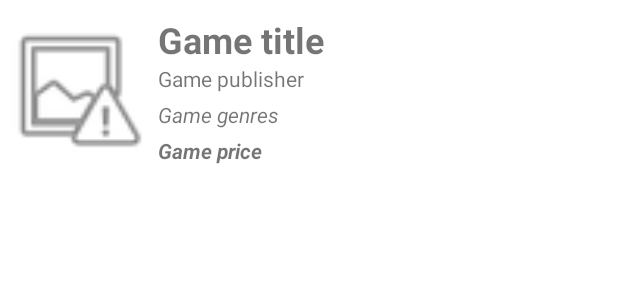
After one commit to LZ-Software/MobileShop, an Android app: the layout game_list_item.xml on its own in the app's theme, with its tools: preview values and no code run, on a phone screen of 412 x 824 dp. The commit adds this screen. Shown: the top 300 px of the screen. Run offline under Robolectric (Android 15) with nearby library versions, the light colour scheme and no system bars.

Commit message:
[Android] Games List

```diff
--- a/MobileShopAndroid/app/src/main/java/com/lz/mobileshop/MenuActivity.java
+++ b/MobileShopAndroid/app/src/main/java/com/lz/mobileshop/MenuActivity.java
@@ -1,8 +1,6 @@
 package com.lz.mobileshop;
 
-import android.annotation.SuppressLint;
 import android.app.Activity;
-import android.content.Context;
 import android.content.SharedPreferences;
 import android.graphics.Bitmap;
 import android.graphics.BitmapFactory;
--- /dev/null
+++ b/MobileShopAndroid/app/src/main/res/layout/game_list_item.xml
@@ -0,0 +1,87 @@
+<?xml version="1.0" encoding="utf-8"?>
+<androidx.constraintlayout.widget.ConstraintLayout xmlns:android="http://schemas.android.com/apk/res/android"
+    xmlns:app="http://schemas.android.com/apk/res-auto"
+    xmlns:tools="http://schemas.android.com/tools"
+    android:layout_width="match_parent"
+    android:layout_height="wrap_content"
+    android:paddingTop="10dp">
+
+    <LinearLayout
+        android:layout_width="match_parent"
+        android:layout_height="wrap_content"
+        android:orientation="horizontal">
+
+        <FrameLayout
+            android:layout_width="wrap_content"
+            android:layout_height="wrap_content">
+
+            <LinearLayout
+                android:layout_width="wrap_content"
+                android:layout_height="match_parent"
+                android:layout_weight="1"
+                android:orientation="vertical">
+
+                <ImageView
+                    android:id="@+id/shop_item_game_image"
+                    android:layout_width="100dp"
+                    android:layout_height="100dp"
+                    app:srcCompat="@android:drawable/ic_menu_report_image" />
+
+            </LinearLayout>
+
+        </FrameLayout>
+
+        <FrameLayout
+            android:layout_width="match_parent"
+            android:layout_height="match_parent"
+            android:paddingLeft="5dp">
+
+            <LinearLayout
+                android:layout_width="match_parent"
+                android:layout_height="match_parent"
+                android:layout_weight="1"
+                android:orientation="vertical">
+
+                <TextView
+                    android:id="@+id/shop_item_game_title"
+                    android:layout_width="match_parent"
+                    android:layout_height="wrap_content"
+                    android:text="@string/shop_item_game_title"
+                    android:textSize="24sp"
+                    android:textStyle="bold" />
+
+                <TextView
+                    android:id="@+id/shop_item_game_publisher"
+                    android:layout_width="match_parent"
+                    android:layout_height="wrap_content"
+                    android:text="@string/shop_item_game_publisher" />
+
+                <androidx.constraintlayout.widget.ConstraintLayout
+                    android:layout_width="match_parent"
+                    android:layout_height="match_parent">
+
+                    <TextView
+                        android:id="@+id/shop_item_game_genres"
+                        android:layout_width="match_parent"
+                        android:layout_height="wrap_content"
+                        android:text="@string/shop_item_game_genres"
+                        android:textSize="14sp"
+                        android:textStyle="italic"
+                        app:layout_constraintBottom_toTopOf="@+id/shop_item_game_price"
+                        app:layout_constraintTop_toTopOf="parent" />
+
+                    <TextView
+                        android:id="@+id/shop_item_game_price"
+                        android:layout_width="100dp"
+                        android:layout_height="wrap_content"
+                        android:text="@string/shop_item_game_price"
+                        android:textStyle="bold|italic"
+                        app:layout_constraintBottom_toBottomOf="parent"
+                        app:layout_constraintStart_toStartOf="parent" />
+                </androidx.constraintlayout.widget.ConstraintLayout>
+
+            </LinearLayout>
+        </FrameLayout>
+
+    </LinearLayout>
+</androidx.constraintlayout.widget.ConstraintLayout>
--- a/MobileShopAndroid/app/src/main/res/values/strings.xml
+++ b/MobileShopAndroid/app/src/main/res/values/strings.xml
@@ -20,6 +20,7 @@
     <string name="error_not_all_fields_are_filled">Not all fields are filled</string>
     <string name="error_cant_get_countries">Can\'t get countries</string>
     <string name="error_cant_get_cities">Can\'t get cities</string>
+    <string name="error_cant_get_games">Can\'t get games</string>
     <string name="error_cant_register_user">Can\'t register user</string>
     <string name="error_cant_auth">Auth failed</string>
 
@@ -34,4 +35,9 @@
     <string name="menu_shop">Shop</string>
     <string name="menu_profile">Profile</string>
     <string name="menu_slideshow">Slideshow</string>
+
+    <string name="shop_item_game_title">Game title</string>
+    <string name="shop_item_game_genres">Game genres</string>
+    <string name="shop_item_game_publisher">Game publisher</string>
+    <string name="shop_item_game_price">Game price</string>
 </resources>
```
Also changed, not shown: MobileShopAndroid/app/src/main/java/com/lz/mobileshop/ui/menu/shop/Game.java (added, +46 -0 lines), MobileShopAndroid/app/src/main/java/com/lz/mobileshop/ui/menu/shop/GameAdapter.java (added, +71 -0 lines), MobileShopAndroid/app/src/main/java/com/lz/mobileshop/ui/menu/shop/ShopFragment.java (+115 -0 lines), MobileShopAndroid/app/src/main/res/layout/fragment_shop.xml (+9 -11 lines).
